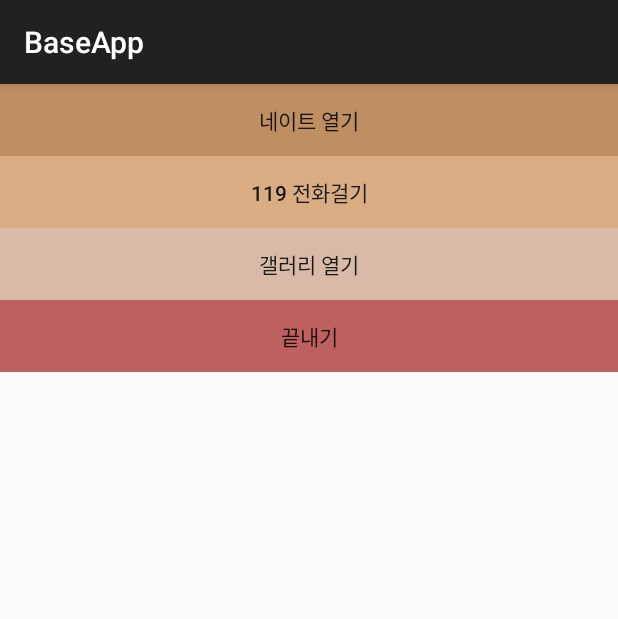
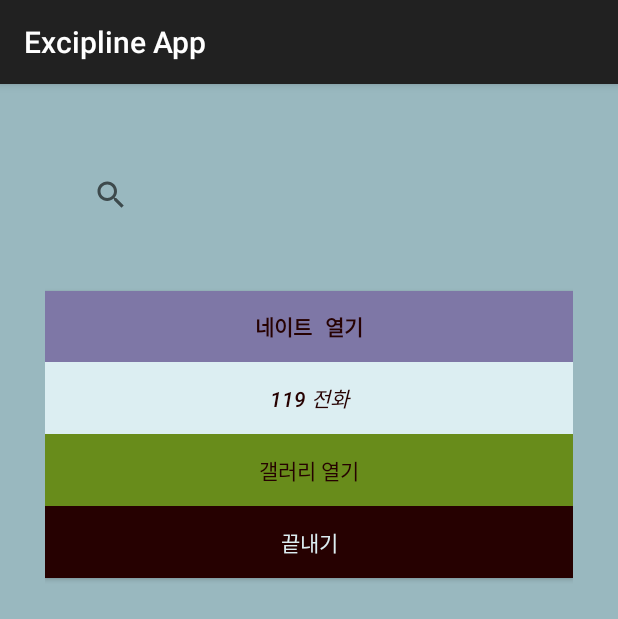
Before and after one commit to yunju-kang/Android, an Android app: the screen it shows after launch (MainActivity), on a phone screen of 412 x 824 dp. Shown: the top 619 px of the screen. Run offline under Robolectric (Android 15) with nearby library versions, the phone set to English and light mode, and no system bars.

Commit message:
text 속성

```diff
--- a/BaseApp/app/src/main/res/layout/activity_main.xml
+++ b/BaseApp/app/src/main/res/layout/activity_main.xml
@@ -3,45 +3,70 @@
     xmlns:app="http://schemas.android.com/apk/res-auto"
     xmlns:tools="http://schemas.android.com/tools"
     android:layout_width="match_parent"
-    android:layout_height="wrap_content"
-    android:background="#BF8E63"
+    android:layout_height="match_parent"
+    android:background="#99B8BF"
     android:orientation="vertical"
+    android:padding="30dp"
     tools:context=".MainActivity"
     tools:ignore="ExtraText">
+
+
+    <SearchView
+        android:inputType="text"
+        android:layout_margin="20dp"
+        android:layout_width="match_parent"
+        android:layout_height="wrap_content"
+        />
+
+ <!--   <TextView
+        android:layout_width="match_parent"
+        android:layout_height="wrap_content"
+        android:text="What is this string?"
+        android:textface = "sans"
+        />
+-->
 
     <Button
         android:id="@+id/button1"
         android:layout_width="match_parent"
-        android:layout_height="wrap_content"
-        android:background="#BF8E63"
-        android:text="@string/strBtn1">
+        android:layout_height="47dp"
+        android:layout_marginTop="20dp"
+        android:background="#7E77A6"
+        android:text="@string/strBtn1"
+        android:textColor="#260101"
+        android:typeface="monospace"
+        android:textStyle="bold"
+        />
 
 
-    </Button>
 
     <Button
         android:id="@+id/button2"
         android:layout_width="match_parent"
         android:layout_height="wrap_content"
-        android:layout_weight="1"
-        android:background="#D9AC84"
-        android:text="@string/strBtn2" />
+        android:background="#DCEEF2"
+        android:text="@string/strBtn2"
+        android:textColor="#260101"
+        android:typeface="normal"
+        android:textStyle="italic"/>
 
     <Button
         android:id="@+id/button3"
         android:layout_width="match_parent"
         android:layout_height="wrap_content"
-        android:background="#D9B9A7"
-        android:text="@string/strBtn3" />
+        android:background="#688C1B"
+        android:text="@string/strBtn3"
+        android:textColor="#260101"
+        android:typeface="sans"/>
 
     <Button
         android:id="@+id/button4"
         android:layout_width="match_parent"
         android:layout_height="wrap_content"
-        android:background="#BF6060"
-        android:text="@string/strBtn4" /><![CDATA[
+        android:background="#260101"
+        android:text="@string/strBtn4"
+        android:textColor="#DCEEF2"
+        android:typeface="serif"/>
 
-    >
 
-]]>
 </LinearLayout>
--- a/BaseApp/app/src/main/res/values/strings.xml
+++ b/BaseApp/app/src/main/res/values/strings.xml
@@ -1,7 +1,8 @@
 <resources>
-    <string name="app_name">BaseApp</string>
+    <string name="app_name">Excipline App</string>
     <string name="strBtn1">네이트 열기</string>
-    <string name="strBtn2">119 전화걸기</string>
+    <string name="strBtn2">119 전화</string>
     <string name="strBtn3">갤러리 열기</string>
     <string name="strBtn4">끝내기</string>
+
 </resources>
```
Also changed, not shown: BaseApp/app/src/main/java/com/example/baseapp/MainActivity.java (+4 -3 lines), 1 other file.
